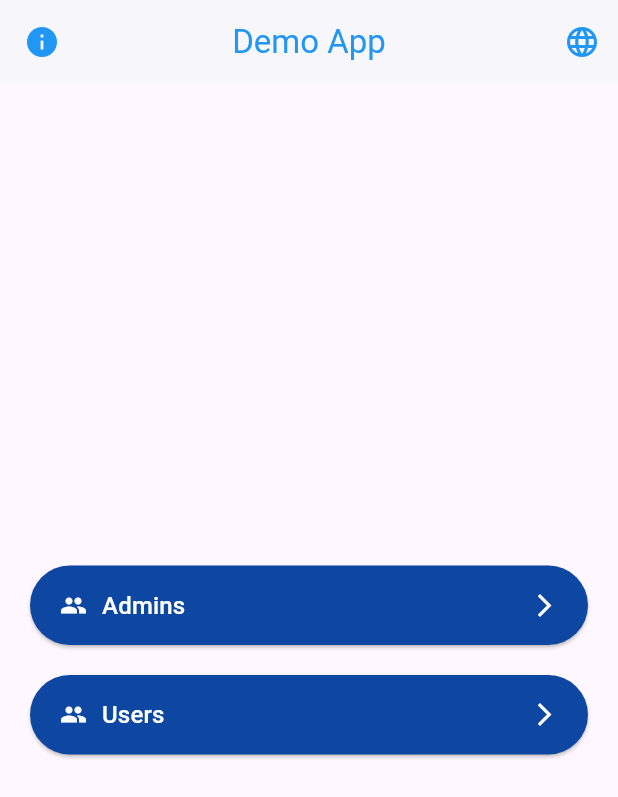
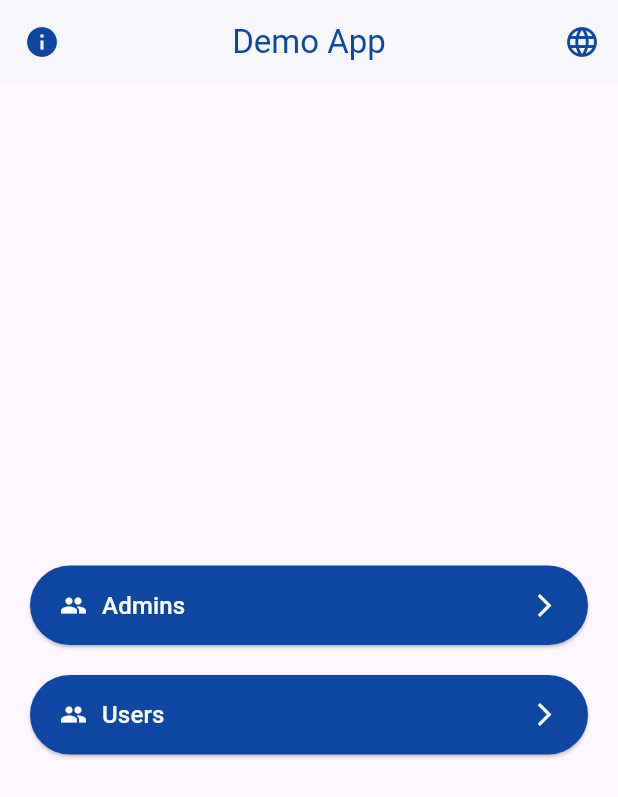
Before and after one commit to abolambA/NearSchool_Demo, a Flutter app: the screen it shows after launch, on a phone screen of 412 x 824 dp. Shown: the top 797 px of the screen. Run offline on Flutter 3.47's test engine with Material 3 defaults, Android fonts, the light colour scheme and no system bars.

Commit message:
first commit

```diff
--- a/lib/screens/home_screen.dart
+++ b/lib/screens/home_screen.dart
@@ -15,19 +15,19 @@ class _HomeScreenState extends State<HomeScreen> {
         backgroundColor: Colors.white,
         elevation: 1,
         leading: IconButton(
-          icon: Icon(Icons.info, color: Colors.blue),
+          icon: Icon(Icons.info, color: Colors.blue.shade900),
           onPressed: () {
             // Info icon action here
           },
         ),
         title: Text(
           isEnglish ? 'Demo App' : 'تطبيق إستعراض',
-          style: TextStyle(color: Colors.blue),
+          style: TextStyle(color: Colors.blue.shade900),
         ),
         centerTitle: true,
         actions: [
           IconButton(
-            icon: Icon(Icons.language, color: Colors.blue),
+            icon: Icon(Icons.language, color: Colors.blue.shade900),
             onPressed: () {
               setState(() {
                 isEnglish = !isEnglish;
```
